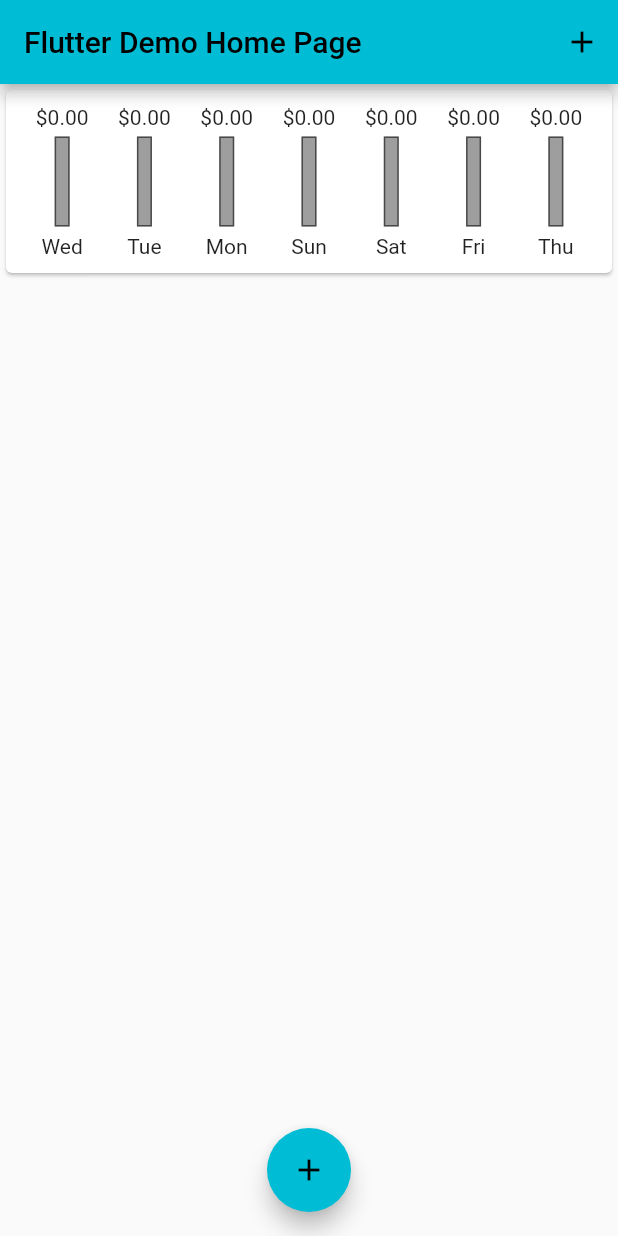
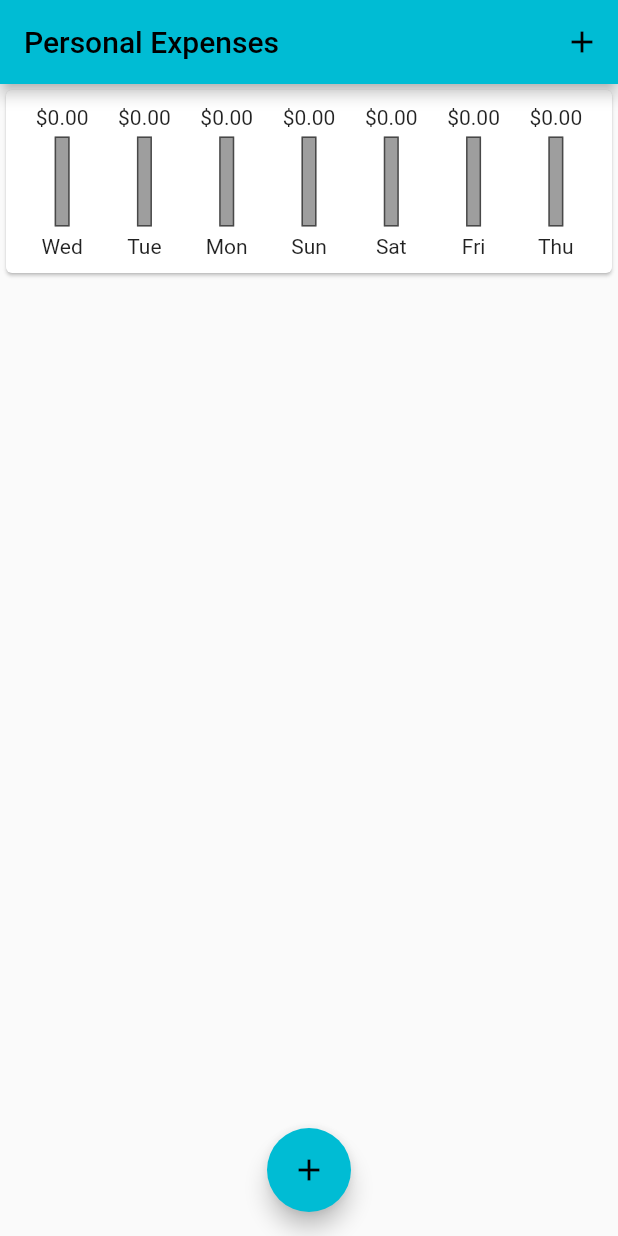
Before and after one commit to KyriakosMilad/expenses_tracker, a Flutter app: the screen it shows after launch, on a phone screen of 412 x 824 dp. Run offline on Flutter 3.47's test engine with Material 2 defaults, Android fonts, the phone set to English and light mode, and no system bars.

Commit message:
Update app name and AppBar title

```diff
--- a/lib/main.dart
+++ b/lib/main.dart
@@ -10,11 +10,11 @@ class MyApp extends StatelessWidget {
   @override
   Widget build(BuildContext context) {
     return MaterialApp(
-      title: 'Flutter Demo',
+      title: 'Personal Expenses',
       theme: ThemeData(
         primarySwatch: Colors.cyan,
       ),
-      home: MyHomePage('Flutter Demo Home Page'),
+      home: MyHomePage('Personal Expenses'),
     );
   }
 }
```
